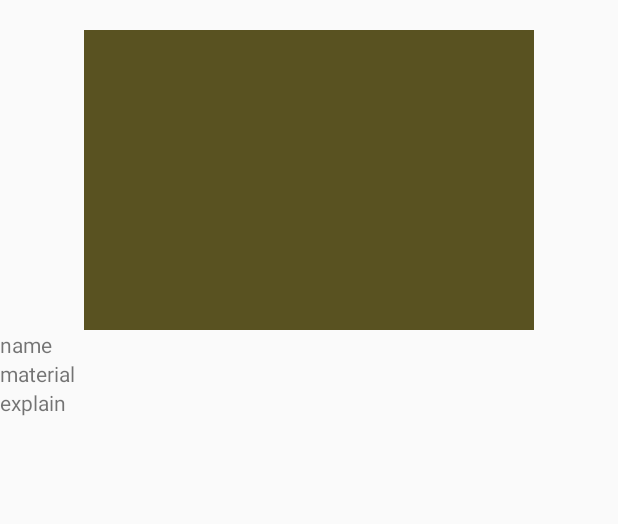
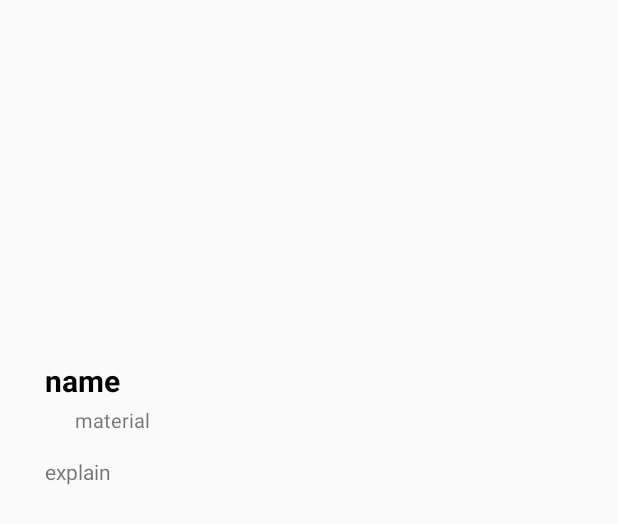
Before and after one commit to JNU-Include/C2H6O, an Android app: the layout cocktail_detail.xml on its own in the app's theme, with its tools: preview values and no code run, on a phone screen of 412 x 824 dp. Shown: the top 524 px of the screen. Run offline under Robolectric (Android 15) with nearby library versions, the phone set to English and light mode, and no system bars; Roboto replaces fonts that are not available here.

Commit message:
cocktail detail xml

```diff
--- a/C2H6O/app/src/main/res/layout/cocktail_detail.xml
+++ b/C2H6O/app/src/main/res/layout/cocktail_detail.xml
@@ -9,27 +9,37 @@
         android:layout_height="200dp"
         android:layout_gravity="center"
         android:layout_marginTop="20dp"
-        android:background="#595221"
         />
 
     <TextView
         android:id="@+id/tv_cockName"
         android:layout_width="wrap_content"
         android:layout_height="wrap_content"
+        android:layout_marginTop="20dp"
+        android:layout_marginLeft="30dp"
         android:text="name"
+        android:textColor="#000"
+        android:textSize="20dp"
+        android:textStyle="bold"
         />
 
     <TextView
         android:id="@+id/tv_cockMaterial"
         android:layout_width="wrap_content"
         android:layout_height="wrap_content"
+        android:layout_marginTop="3dp"
+        android:layout_marginLeft="50dp"
         android:text="material"
+        android:textSize="13dp"
         />
 
     <TextView
         android:id="@+id/tv_cockExplain"
         android:layout_width="wrap_content"
         android:layout_height="wrap_content"
+        android:layout_marginTop="15dp"
+        android:layout_marginLeft="30dp"
+        android:layout_marginRight="30dp"
         android:text="explain"
         />
 </LinearLayout>
```
